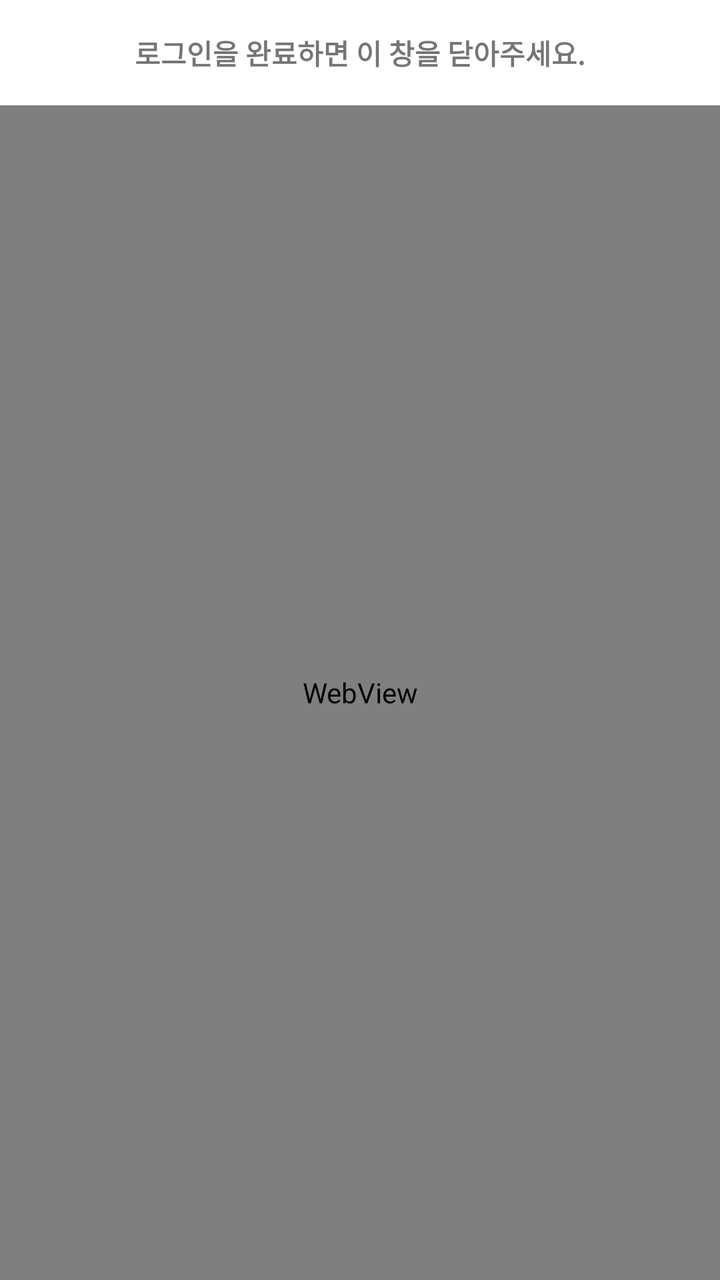
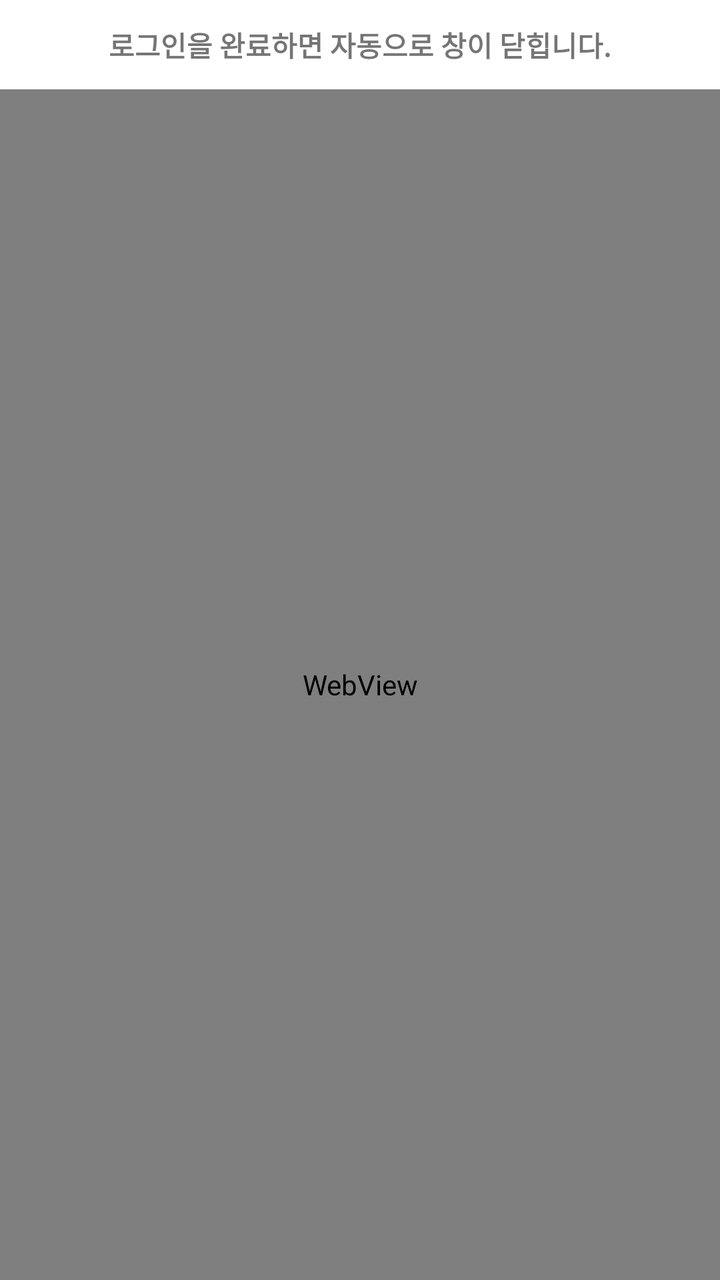

Screens rendered from an Android XML layout before and after an edit, with the pre-edit source and the edit as a unified diff.
<!-- AndroidManifest.xml: application theme Theme.OllamaQuotaWidget -->
<!-- res/layout/activity_login_webview.xml -->
<?xml version="1.0" encoding="utf-8"?>
<LinearLayout xmlns:android="http://schemas.android.com/apk/res/android"
    android:layout_width="match_parent"
    android:layout_height="match_parent"
    android:orientation="vertical">

    <TextView
        android:layout_width="match_parent"
        android:layout_height="wrap_content"
        android:text="로그인을 완료하면 이 창을 닫아주세요."
        android:textSize="14sp"
        android:textStyle="bold"
        android:gravity="center"
        android:padding="16dp" />

    <WebView
        android:id="@+id/webView"
        android:layout_width="match_parent"
        android:layout_height="match_parent" />

</LinearLayout>
<!-- resources referenced by this layout -->
<resources>
  <style name="Theme.OllamaQuotaWidget" parent="Theme.MaterialComponents.DayNight.DarkActionBar">
          <item name="colorPrimary">@color/purple_500</item>
          <item name="colorPrimaryVariant">@color/purple_700</item>
          <item name="colorOnPrimary">@color/white</item>
          <item name="colorSecondary">@color/teal_200</item>
          <item name="colorSecondaryVariant">@color/teal_700</item>
          <item name="colorOnSecondary">@color/black</item>
          <item name="android:statusBarColor">?attr/colorPrimaryVariant</item>
      </style>
  <color name="purple_500">#FF6200EE</color>
  <color name="purple_700">#FF3700B3</color>
  <color name="white">#FFFFFFFF</color>
  <color name="teal_200">#FF03DAC5</color>
  <color name="teal_700">#FF018786</color>
  <color name="black">#FF000000</color>
</resources>

<!-- the commit's change to res/layout/activity_login_webview.xml (unified diff, before → after) -->
@@ -7,11 +7,11 @@
     <TextView
         android:layout_width="match_parent"
         android:layout_height="wrap_content"
-        android:text="로그인을 완료하면 이 창을 닫아주세요."
+        android:text="로그인을 완료하면 자동으로 창이 닫힙니다."
         android:textSize="14sp"
         android:textStyle="bold"
         android:gravity="center"
-        android:padding="16dp" />
+        android:padding="12dp" />
 
     <WebView
         android:id="@+id/webView"
